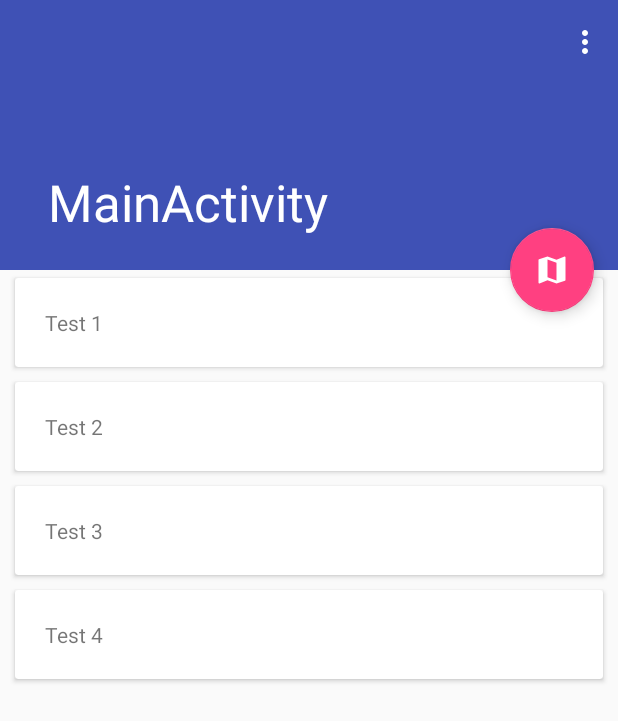
After one commit to JochemVanIterson/SagaraLogboek, an Android app: the MainActivity screen opened directly, with no data from a screen before it, on a phone screen of 412 x 824 dp. The commit adds this screen. Shown: the top 721 px of the screen. Run offline under Robolectric (Android 15) with nearby library versions, the phone set to English and light mode, and no system bars; network calls fail.

Commit message:
You can now see what the login error is. Added a main activity to which the Login Activity redirect.

```diff
--- a/app/build.gradle
+++ b/app/build.gradle
@@ -22,6 +22,7 @@ dependencies {
     implementation fileTree(dir: 'libs', include: ['*.jar'])
     implementation 'com.android.support:appcompat-v7:26.1.0'
     implementation 'com.android.support.constraint:constraint-layout:1.0.2'
+    implementation 'com.android.support:design:26.1.0'
     testImplementation 'junit:junit:4.12'
     androidTestImplementation 'com.android.support.test:runner:1.0.1'
     androidTestImplementation 'com.android.support.test.espresso:espresso-core:3.0.1'
--- a/app/src/main/AndroidManifest.xml
+++ b/app/src/main/AndroidManifest.xml
@@ -12,7 +12,7 @@
         android:supportsRtl="true"
         android:theme="@style/AppTheme">
         <activity
-            android:name="nl.audioware.sagaralogboek.Activities.LoginActivity"
+            android:name=".Activities.LoginActivity"
             android:theme="@style/AppThemeLogin">
             <intent-filter>
                 <action android:name="android.intent.action.MAIN" />
@@ -20,6 +20,10 @@
                 <category android:name="android.intent.category.LAUNCHER" />
             </intent-filter>
         </activity>
+        <activity
+            android:name=".Activities.MainActivity"
+            android:label="@string/title_activity_main"
+            android:theme="@style/AppTheme.NoActionBar"></activity>
     </application>
 
 </manifest>
--- /dev/null
+++ b/app/src/main/java/nl/audioware/sagaralogboek/Activities/MainActivity.java
@@ -0,0 +1,66 @@
+package nl.audioware.sagaralogboek.Activities;
+
+import android.os.Bundle;
+import android.support.design.widget.FloatingActionButton;
+import android.support.design.widget.Snackbar;
+import android.support.v7.app.AppCompatActivity;
+import android.support.v7.widget.LinearLayoutManager;
+import android.support.v7.widget.RecyclerView;
+import android.support.v7.widget.Toolbar;
+import android.view.Menu;
+import android.view.MenuInflater;
+import android.view.View;
+
+import java.util.ArrayList;
+
+import nl.audioware.sagaralogboek.Adapters.MainAdapter;
+import nl.audioware.sagaralogboek.R;
+
+public class MainActivity extends AppCompatActivity {
+    private RecyclerView mRecyclerView;
+    private RecyclerView.Adapter mAdapter;
+    private RecyclerView.LayoutManager mLayoutManager;
+    @Override
+    protected void onCreate(Bundle savedInstanceState) {
+        super.onCreate(savedInstanceState);
+        setContentView(R.layout.activity_main);
+        Toolbar toolbar = (Toolbar) findViewById(R.id.toolbar);
+        setSupportActionBar(toolbar);
+
+        FloatingActionButton fab = (FloatingActionButton) findViewById(R.id.fab);
+        fab.setOnClickListener(new View.OnClickListener() {
+            @Override
+            public void onClick(View view) {
+                Snackbar.make(view, "Replace with your own action", Snackbar.LENGTH_LONG)
+                        .setAction("Action", null).show();
+            }
+        });
+
+        mRecyclerView = (RecyclerView) findViewById(R.id.recycler_view);
+
+        // use this setting to improve performance if you know that changes
+        // in content do not change the layout size of the RecyclerView
+        mRecyclerView.setHasFixedSize(true);
+
+        // use a linear layout manager
+        mLayoutManager = new LinearLayoutManager(this);
+        mRecyclerView.setLayoutManager(mLayoutManager);
+
+        ArrayList<String> myDataset = new ArrayList<>();
+        myDataset.add("Test 1");
+        myDataset.add("Test 2");
+        myDataset.add("Test 3");
+        myDataset.add("Test 4");
+
+        // specify an adapter (see also next example)
+        mAdapter = new MainAdapter(myDataset);
+        mRecyclerView.setAdapter(mAdapter);
+    }
+
+    @Override
+    public boolean onCreateOptionsMenu(Menu menu) {
+        MenuInflater inflater = getMenuInflater();
+        inflater.inflate(R.menu.menu_main, menu);
+        return true;
+    }
+}
--- /dev/null
+++ b/app/src/main/java/nl/audioware/sagaralogboek/Adapters/MainAdapter.java
@@ -0,0 +1,60 @@
+package nl.audioware.sagaralogboek.Adapters;
+
+import android.support.v7.widget.RecyclerView;
+import android.view.LayoutInflater;
+import android.view.ViewGroup;
+import android.widget.LinearLayout;
+import android.widget.TextView;
+
+import java.util.ArrayList;
+
+import nl.audioware.sagaralogboek.R;
+
+public class MainAdapter extends RecyclerView.Adapter<MainAdapter.ViewHolder> {
+    private ArrayList<String> mDataset;
+
+    // Provide a reference to the views for each data item
+    // Complex data items may need more than one view per item, and
+    // you provide access to all the views for a data item in a view holder
+    public static class ViewHolder extends RecyclerView.ViewHolder {
+        // each data item is just a string in this case
+        public LinearLayout parent;
+        public TextView mTextView;
+        public ViewHolder(LinearLayout v) {
+            super(v);
+            parent = v;
+            mTextView = v.findViewById(R.id.card_text);
+        }
+    }
+
+    // Provide a suitable constructor (depends on the kind of dataset)
+    public MainAdapter(ArrayList<String> myDataset) {
+        mDataset = myDataset;
+    }
+
+    // Create new views (invoked by the layout manager)
+    @Override
+    public MainAdapter.ViewHolder onCreateViewHolder(ViewGroup parent, int viewType) {
+        // create a new view
+        LinearLayout v = (LinearLayout) LayoutInflater.from(parent.getContext())
+                .inflate(R.layout.card_default, parent, false);
+        // set the view's size, margins, paddings and layout parameters
+        ViewHolder vh = new ViewHolder(v);
+        return vh;
+    }
+
+    // Replace the contents of a view (invoked by the layout manager)
+    @Override
+    public void onBindViewHolder(ViewHolder holder, int position) {
+        // - get element from your dataset at this position
+        // - replace the contents of the view with that element
+        holder.mTextView.setText(mDataset.get(position));
+
+    }
+
+    // Return the size of your dataset (invoked by the layout manager)
+    @Override
+    public int getItemCount() {
+        return mDataset.size();
+    }
+}
--- a/app/src/main/java/nl/audioware/sagaralogboek/NetworkGetters/DefaultNetGetter.java
+++ b/app/src/main/java/nl/audioware/sagaralogboek/NetworkGetters/DefaultNetGetter.java
@@ -9,6 +9,7 @@ import com.android.volley.RetryPolicy;
 import com.android.volley.VolleyError;
 import com.android.volley.toolbox.StringRequest;
 
+import java.util.HashMap;
 import java.util.Map;
 
 import nl.audioware.sagaralogboek.Libraries.MySingleton;
--- /dev/null
+++ b/app/src/main/res/drawable/ic_map_24dp.xml
@@ -0,0 +1,9 @@
+<vector xmlns:android="http://schemas.android.com/apk/res/android"
+        android:width="24dp"
+        android:height="24dp"
+        android:viewportWidth="24.0"
+        android:viewportHeight="24.0">
+    <path
+        android:fillColor="#FFFFFFFF"
+        android:pathData="M20.5,3l-0.16,0.03L15,5.1 9,3 3.36,4.9c-0.21,0.07 -0.36,0.25 -0.36,0.48V20.5c0,0.28 0.22,0.5 0.5,0.5l0.16,-0.03L9,18.9l6,2.1 5.64,-1.9c0.21,-0.07 0.36,-0.25 0.36,-0.48V3.5c0,-0.28 -0.22,-0.5 -0.5,-0.5zM15,19l-6,-2.11V5l6,2.11V19z"/>
+</vector>
--- /dev/null
+++ b/app/src/main/res/layout/activity_main.xml
@@ -0,0 +1,47 @@
+<?xml version="1.0" encoding="utf-8"?>
+<android.support.design.widget.CoordinatorLayout xmlns:android="http://schemas.android.com/apk/res/android"
+    xmlns:app="http://schemas.android.com/apk/res-auto"
+    xmlns:tools="http://schemas.android.com/tools"
+    android:layout_width="match_parent"
+    android:layout_height="match_parent"
+    android:fitsSystemWindows="true"
+    tools:context="nl.audioware.sagaralogboek.Activities.MainActivity">
+
+    <android.support.design.widget.AppBarLayout
+        android:id="@+id/app_bar"
+        android:layout_width="match_parent"
+        android:layout_height="@dimen/app_bar_height"
+        android:fitsSystemWindows="true"
+        android:theme="@style/AppTheme.AppBarOverlay">
+
+        <android.support.design.widget.CollapsingToolbarLayout
+            android:id="@+id/toolbar_layout"
+            android:layout_width="match_parent"
+            android:layout_height="match_parent"
+            android:fitsSystemWindows="true"
+            app:contentScrim="?attr/colorPrimary"
+            app:layout_scrollFlags="scroll|exitUntilCollapsed"
+            app:toolbarId="@+id/toolbar">
+
+            <android.support.v7.widget.Toolbar
+                android:id="@+id/toolbar"
+                android:layout_width="match_parent"
+                android:layout_height="?attr/actionBarSize"
+                app:layout_collapseMode="pin"
+                app:popupTheme="@style/AppTheme.PopupOverlay" />
+
+        </android.support.design.widget.CollapsingToolbarLayout>
+    </android.support.design.widget.AppBarLayout>
+
+    <include layout="@layout/content_main" />
+
+    <android.support.design.widget.FloatingActionButton
+        android:id="@+id/fab"
+        android:layout_width="wrap_content"
+        android:layout_height="wrap_content"
+        android:layout_margin="@dimen/fab_margin"
+        app:layout_anchor="@id/app_bar"
+        app:layout_anchorGravity="bottom|end"
+        app:srcCompat="@drawable/ic_map_24dp" />
+
+</android.support.design.widget.CoordinatorLayout>
--- /dev/null
+++ b/app/src/main/res/layout/card_default.xml
@@ -0,0 +1,24 @@
+<?xml version="1.0" encoding="utf-8"?>
+<LinearLayout xmlns:android="http://schemas.android.com/apk/res/android"
+    xmlns:card_view="http://schemas.android.com/apk/res-auto"
+    android:layout_width="match_parent"
+    android:layout_height="wrap_content"
+    android:layout_marginBottom="10dp"
+    android:layout_marginLeft="10dp"
+    android:layout_marginRight="10dp">
+
+    <android.support.v7.widget.CardView xmlns:card_view="http://schemas.android.com/apk/res-auto"
+        android:id="@+id/card_view"
+        android:layout_width="match_parent"
+        android:layout_height="wrap_content"
+        android:layout_gravity="center"
+        card_view:cardCornerRadius="2dp"
+        card_view:cardElevation="2dp">
+
+        <TextView
+            android:id="@+id/card_text"
+            android:layout_width="match_parent"
+            android:layout_height="match_parent"
+            android:padding="20dp" />
+    </android.support.v7.widget.CardView>
+</LinearLayout>
--- /dev/null
+++ b/app/src/main/res/layout/content_main.xml
@@ -0,0 +1,29 @@
+<?xml version="1.0" encoding="utf-8"?>
+<android.support.v4.widget.NestedScrollView xmlns:android="http://schemas.android.com/apk/res/android"
+    xmlns:app="http://schemas.android.com/apk/res-auto"
+    xmlns:tools="http://schemas.android.com/tools"
+    android:layout_width="match_parent"
+    android:layout_height="match_parent"
+    app:layout_behavior="@string/appbar_scrolling_view_behavior"
+    tools:context="nl.audioware.sagaralogboek.Activities.MainActivity"
+    tools:showIn="@layout/activity_main">
+
+    <android.support.v7.widget.RecyclerView
+        android:id="@+id/recycler_view"
+        android:layout_width="match_parent"
+        android:layout_height="wrap_content"
+        android:clipChildren="false"
+        android:clipToPadding="false"
+        android:paddingTop="5dp"
+        android:scrollbars="vertical"
+        tools:listitem="@layout/card_default" />
+
+    <!--<TextView
+        android:layout_width="wrap_content"
+        android:layout_height="wrap_content"
+        android:layout_margin="@dimen/text_margin"
+        android:text="@string/large_text" />-->
+
+
+
+</android.support.v4.widget.NestedScrollView>
--- /dev/null
+++ b/app/src/main/res/menu/menu_main.xml
@@ -0,0 +1,20 @@
+<menu xmlns:android="http://schemas.android.com/apk/res/android"
+    xmlns:app="http://schemas.android.com/apk/res-auto"
+    xmlns:tools="http://schemas.android.com/tools"
+    tools:context="nl.audioware.sagaralogboek.Activities.MainActivity">
+    <item
+        android:id="@+id/action_admin"
+        android:orderInCategory="1"
+        android:title="Admin"
+        app:showAsAction="never" />
+    <item
+        android:id="@+id/action_settings"
+        android:orderInCategory="2"
+        android:title="@string/action_settings"
+        app:showAsAction="never" />
+    <item
+        android:id="@+id/action_logout"
+        android:orderInCategory="3"
+        android:title="Log Out"
+        app:showAsAction="never" />
+</menu>
--- /dev/null
+++ b/app/src/main/res/values/dimens.xml
@@ -0,0 +1,5 @@
+<resources>
+    <dimen name="app_bar_height">180dp</dimen>
+    <dimen name="fab_margin">16dp</dimen>
+    <dimen name="text_margin">16dp</dimen>
+</resources>
--- a/app/src/main/res/values/strings.xml
+++ b/app/src/main/res/values/strings.xml
@@ -5,4 +5,6 @@
     <string name="login_user_edittext">User</string>
     <string name="login_password_edittext">Password</string>
     <string name="login_button">Login</string>
+    <string name="title_activity_main">MainActivity</string>
+    <string name="action_settings">Settings</string>
 </resources>
--- a/app/src/main/res/values/styles.xml
+++ b/app/src/main/res/values/styles.xml
@@ -1,4 +1,5 @@
 <resources>
+
     <style name="AppThemeLogin" parent="Theme.AppCompat.Light.NoActionBar">
         <!-- Customize your theme here. -->
         <item name="colorPrimary">@color/colorPrimary</item>
@@ -16,4 +17,13 @@
         <item name="colorAccent">@color/colorAccent</item>
     </style>
 
+    <style name="AppTheme.NoActionBar">
+        <item name="windowActionBar">false</item>
+        <item name="windowNoTitle">true</item>
+    </style>
+
+    <style name="AppTheme.AppBarOverlay" parent="ThemeOverlay.AppCompat.Dark.ActionBar" />
+
+    <style name="AppTheme.PopupOverlay" parent="ThemeOverlay.AppCompat.Light" />
+
 </resources>
```
Also changed, not shown: app/src/main/java/nl/audioware/sagaralogboek/Activities/LoginActivity.java (+19 -5 lines), app/src/main/java/nl/audioware/sagaralogboek/Libraries/Encryption.java (+21 -14 lines), app/src/main/java/nl/audioware/sagaralogboek/NetworkGetters/NGLoginRequest.java (+15 -3 lines), app/src/main/res/layout/activity_login.xml (+14 -7 lines).
